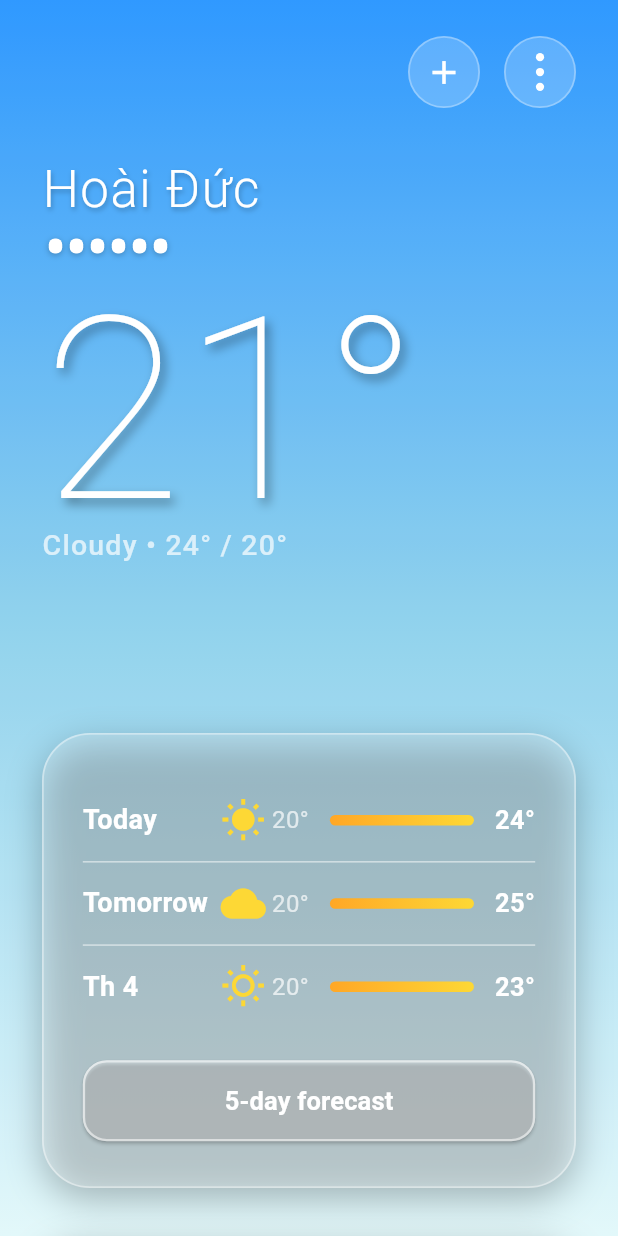
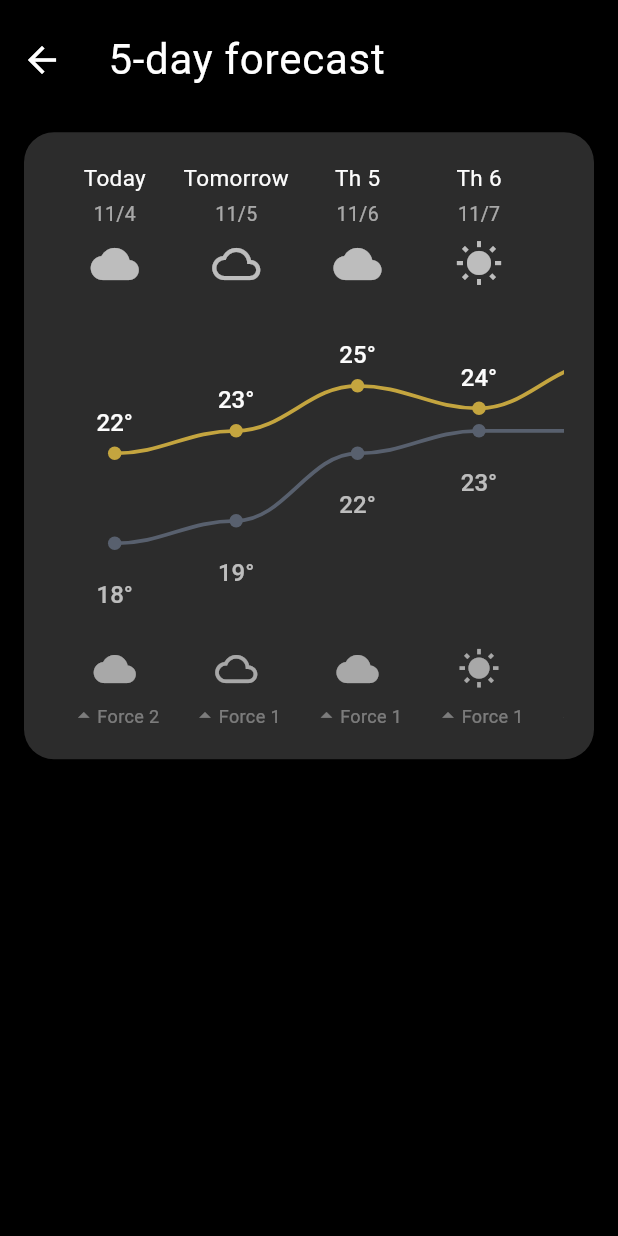
Before and after one commit to IchigoMazone/weather-app, a Flutter app: the screen it shows after launch, after a tap on "5-day forecast", on a phone screen of 412 x 824 dp. Run offline on Flutter 3.47's test engine with Material 3 defaults, Android fonts, the phone set to English and light mode, and no system bars; our stand-ins replace shared_preferences.

Commit message:
21:58 - 4/11

```diff
--- /dev/null
+++ b/frontend/lib/screens/five_day_forecast_screen.dart
@@ -0,0 +1,274 @@
+
+import 'package:flutter/material.dart';
+import 'dart:math' as math;
+import '../models/location_model.dart';
+
+class FiveDayForecastScreen extends StatefulWidget {
+  final Location location;
+  const FiveDayForecastScreen({super.key, required this.location});
+
+  @override
+  State<FiveDayForecastScreen> createState() => _FiveDayForecastScreenState();
+}
+
+class _FiveDayForecastScreenState extends State<FiveDayForecastScreen>
+    with SingleTickerProviderStateMixin {
+  late AnimationController _controller;
+  late Animation<double> _animation;
+
+  final List<Map<String, dynamic>> _forecast = [
+    {'day': 'Today', 'date': '11/4', 'icon': Icons.cloud, 'min': 18, 'max': 22, 'force': 2},
+    {'day': 'Tomorrow', 'date': '11/5', 'icon': Icons.cloud_queue, 'min': 19, 'max': 23, 'force': 1},
+    {'day': 'Th 5', 'date': '11/6', 'icon': Icons.wb_cloudy, 'min': 22, 'max': 25, 'force': 1},
+    {'day': 'Th 6', 'date': '11/7', 'icon': Icons.wb_sunny, 'min': 23, 'max': 24, 'force': 1},
+    {'day': 'Th 7', 'date': '11/8', 'icon': Icons.cloud, 'min': 23, 'max': 26, 'force': 2},
+  ];
+
+  @override
+  void initState() {
+    super.initState();
+    _controller = AnimationController(vsync: this, duration: Duration(milliseconds: 1400));
+    _animation = Tween<double>(begin: 0, end: 1).animate(
+      CurvedAnimation(parent: _controller, curve: Curves.easeOutQuart),
+    );
+    _controller.forward();
+  }
+
+  @override
+  void dispose() {
+    _controller.dispose();
+    super.dispose();
+  }
+
+  @override
+  Widget build(BuildContext context) {
+    return Scaffold(
+      backgroundColor: Colors.black,
+      appBar: AppBar(
+        backgroundColor: Colors.transparent,
+        elevation: 0,
+        leading: IconButton(
+          icon: Icon(Icons.arrow_back, color: Colors.white, size: 28),
+          onPressed: () => Navigator.pop(context),
+        ),
+        title: Text(
+          "5-day forecast",
+          style: TextStyle(color: Colors.white, fontSize: 28, fontWeight: FontWeight.w400, letterSpacing: 0.5),
+        ),
+        centerTitle: false,
+        toolbarHeight: 80,
+      ),
+      body: SafeArea(
+        child: Padding(
+          padding: EdgeInsets.symmetric(horizontal: 16, vertical: 8),
+          child: AnimatedBuilder(
+            animation: _animation,
+            builder: (context, child) {
+              return Opacity(
+                opacity: _animation.value,
+                child: Transform.translate(
+                  offset: Offset(0, 20 * (1 - _animation.value)),
+                  child: _buildFullScrollableTable(),
+                ),
+              );
+            },
+          ),
+        ),
+      ),
+    );
+  }
+
+  Widget _buildFullScrollableTable() {
+    final double screenWidth = MediaQuery.of(context).size.width;
+    final double padding = 40;
+    final double availableWidth = screenWidth - padding - 32;
+    final double itemWidth = availableWidth / 4.2;
+    final double totalWidth = itemWidth * _forecast.length;
+
+    return Container(
+      decoration: BoxDecoration(
+        color: Color(0xFF2D2D2D),
+        borderRadius: BorderRadius.circular(20),
+      ),
+      padding: EdgeInsets.all(20),
+      child: SingleChildScrollView(
+        scrollDirection: Axis.horizontal,
+        physics: BouncingScrollPhysics(),
+        child: SizedBox(
+          width: totalWidth,
+          child: Column(
+            mainAxisSize: MainAxisSize.min,
+            children: [
+              // Header
+              Row(
+                children: _forecast.map((day) => _buildHeaderItem(day, itemWidth)).toList(),
+              ),
+              SizedBox(height: 20),
+
+              // Bieu do
+              SizedBox(
+                height: 200,
+                child: CustomPaint(
+                  painter: TemperatureGraphPainter(
+                    data: _forecast,
+                    itemWidth: itemWidth,
+                  ),
+                ),
+              ),
+              SizedBox(height: 20),
+
+              // Footer
+              Row(
+                children: _forecast.map((day) => _buildFooterItem(day, itemWidth)).toList(),
+              ),
+            ],
+          ),
+        ),
+      ),
+    );
+  }
+
+  Widget _buildHeaderItem(Map<String, dynamic> day, double width) {
+    return SizedBox(
+      width: width,
+      child: Column(
+        mainAxisAlignment: MainAxisAlignment.center,
+        children: [
+          Text(day['day'], style: TextStyle(color: Colors.white, fontSize: 15, fontWeight: FontWeight.w400)),
+          SizedBox(height: 4),
+          Text(day['date'], style: TextStyle(color: Colors.white60, fontSize: 13)),
+          SizedBox(height: 8),
+          Icon(day['icon'], color: Colors.white70, size: 32),
+        ],
+      ),
+    );
+  }
+
+  Widget _buildFooterItem(Map<String, dynamic> day, double width) {
+    return SizedBox(
+      width: width,
+      child: Column(
+        mainAxisAlignment: MainAxisAlignment.center,
+        children: [
+          Icon(day['icon'], color: Colors.white60, size: 28),
+          SizedBox(height: 8),
+          Row(
+            mainAxisAlignment: MainAxisAlignment.center,
+            children: [
+              Icon(Icons.arrow_drop_up, color: Colors.white38, size: 18),
+              Text("Force ${day['force']}", style: TextStyle(color: Colors.white38, fontSize: 12)),
+            ],
+          ),
+        ],
+      ),
+    );
+  }
+}
+
+class TemperatureGraphPainter extends CustomPainter {
+  final List<Map<String, dynamic>> data;
+  final double itemWidth;
+
+  TemperatureGraphPainter({required this.data, required this.itemWidth});
+
+  @override
+  void paint(Canvas canvas, Size size) {
+    final maxTemps = data.map((e) => e['max'] as int).toList();
+    final minTemps = data.map((e) => e['min'] as int).toList();
+
+    final double maxTemp = maxTemps.reduce(math.max).toDouble();
+    final double minTemp = minTemps.reduce(math.min).toDouble();
+    final double tempRange = maxTemp - minTemp;
+    final double heightPerDegree = tempRange > 0 ? size.height * 0.6 / tempRange : 0.0;
+
+
+    final double startX = -2 * itemWidth;
+
+    _drawCurve(
+      canvas: canvas,
+      size: size,
+      temps: maxTemps,
+      color: Color(0xFFC7A740),
+      dotColor: Color(0xFFC7A740),
+      textColor: Colors.white,
+      heightPerDegree: heightPerDegree,
+      minTemp: minTemp,
+      startX: startX,
+      itemWidth: itemWidth,
+      labelOffset: -30,
+    );
+
+    _drawCurve(
+      canvas: canvas,
+      size: size,
+      temps: minTemps,
+      color: Color(0xFF5A6270),
+      dotColor: Color(0xFF5A6270),
+      textColor: Colors.white70,
+      heightPerDegree: heightPerDegree,
+      minTemp: minTemp,
+      startX: startX,
+      itemWidth: itemWidth,
+      labelOffset: 25,
+    );
+  }
+
+  void _drawCurve({
+    required Canvas canvas,
+    required Size size,
+    required List<int> temps,
+    required Color color,
+    required Color dotColor,
+    required Color textColor,
+    required double heightPerDegree,
+    required double minTemp,
+    required double startX,
+    required double itemWidth,
+    required double labelOffset,
+  }) {
+    final paint = Paint()
+      ..color = color
+      ..strokeWidth = 2.5
+      ..style = PaintingStyle.stroke
+      ..strokeCap = StrokeCap.round;
+
+    final dotPaint = Paint()..color = dotColor;
+    final textPainter = TextPainter(textDirection: TextDirection.ltr);
+    final path = Path();
+    final points = <Offset>[];
+
+    for (int i = 0; i < temps.length; i++) {
+      final double x = startX + i * itemWidth;
+      final double y = size.height - 50 - (temps[i] - minTemp) * heightPerDegree;
+      points.add(Offset(x, y));
+
+      if (i == 0) {
+        path.moveTo(x, y);
+      } else {
+        final prev = points[i - 1];
+        final cp1 = Offset(prev.dx + itemWidth * 0.4, prev.dy);
+        final cp2 = Offset(x - itemWidth * 0.4, y);
+        path.cubicTo(cp1.dx, cp1.dy, cp2.dx, cp2.dy, x, y);
+      }
+    }
+
+    canvas.drawPath(path, paint);
+
+    for (int i = 0; i < temps.length; i++) {
+      final point = points[i];
+      canvas.drawCircle(point, 4.5, dotPaint);
+      textPainter.text = TextSpan(
+        text: "${temps[i]}°",
+        style: TextStyle(color: textColor, fontSize: 16, fontWeight: FontWeight.w500),
+      );
+      textPainter.layout();
+      textPainter.paint(
+        canvas,
+        Offset(point.dx - textPainter.width / 2, point.dy + labelOffset),
+      );
+    }
+  }
+
+  @override
+  bool shouldRepaint(covariant CustomPainter old) => false;
+}
--- a/frontend/lib/screens/preview_location_screen.dart
+++ b/frontend/lib/screens/preview_location_screen.dart
@@ -5,6 +5,7 @@ import '../widgets/forecast_card.dart';
 import '../widgets/hourly_forecast.dart';
 import '../widgets/weather_details_grid.dart';
 import '../localization/app_localizations.dart';
+import 'five_day_forecast_screen.dart';
 
 class PreviewLocationScreen extends StatelessWidget {
   final Location location;
@@ -44,12 +45,10 @@ class PreviewLocationScreen extends StatelessWidget {
                     : Colors.black.withOpacity(0.08),
               ),
             ),
-
             SafeArea(
               child: SingleChildScrollView(
                 child: Column(
                   children: [
-                    // PHẦN TRÊN: THÔNG TIN + 5-DAY
                     SizedBox(
                       height: MediaQuery.of(context).size.height - MediaQuery.of(context).padding.top,
                       child: Padding(
@@ -58,8 +57,6 @@ class PreviewLocationScreen extends StatelessWidget {
                           crossAxisAlignment: CrossAxisAlignment.start,
                           children: [
                             const SizedBox(height: 24),
-
-                            // NÚT HỦY / THÊM – TẠO RIÊNG, GIỐNG HOME
                             Row(
                               mainAxisAlignment: MainAxisAlignment.spaceBetween,
                               children: [
@@ -76,9 +73,7 @@ class PreviewLocationScreen extends StatelessWidget {
                                 ),
                               ],
                             ),
-
                             const SizedBox(height: 30),
-
                             Text(
                               location.name,
                               style: const TextStyle(
@@ -89,7 +84,6 @@ class PreviewLocationScreen extends StatelessWidget {
                                 shadows: [Shadow(color: Colors.black26, blurRadius: 4, offset: Offset(1, 2))],
                               ),
                             ),
-
                             const SizedBox(height: 28),
                             Text(
                               '${location.temp}°',
@@ -106,14 +100,24 @@ class PreviewLocationScreen extends StatelessWidget {
                               style: const TextStyle(fontSize: 19, color: Colors.white70, letterSpacing: 0.8, fontWeight: FontWeight.w500),
                             ),
                             const Spacer(),
-                            ForecastCard(location: location),
+
+                            ForecastCard(
+                              location: location,
+                              onFiveDayPressed: () {
+                                Navigator.push(
+                                  context,
+                                  MaterialPageRoute(
+                                    builder: (context) => FiveDayForecastScreen(location: location),
+                                  ),
+                                );
+                              },
+                            ),
+
                             const SizedBox(height: 32),
                           ],
                         ),
                       ),
                     ),
-
-                    // PHẦN DƯỚI: CUỘN XUỐNG MỚI THẤY
                     Padding(
                       padding: const EdgeInsets.symmetric(horizontal: 28.0),
                       child: Column(
@@ -135,7 +139,6 @@ class PreviewLocationScreen extends StatelessWidget {
     );
   }
 
-  // TẠO NÚT RIÊNG CHO PREVIEW – GIỐNG HỆT HOME
   Widget _buildPreviewActionButton({
     required IconData icon,
     required VoidCallback onTap,
--- a/frontend/lib/screens/weather_home_screen.dart
+++ b/frontend/lib/screens/weather_home_screen.dart
@@ -7,6 +7,7 @@ import '../widgets/hourly_forecast.dart';
 import '../widgets/weather_details_grid.dart';
 import 'manage_cities_screen.dart';
 import 'settings_screen.dart';
+import 'five_day_forecast_screen.dart';
 import '../localization/app_localizations.dart';
 
 class WeatherHomeScreen extends StatefulWidget {
@@ -21,7 +22,6 @@ class _WeatherHomeScreenState extends State<WeatherHomeScreen> {
   late final ScrollController _scrollController;
   int _currentPage = 0;
 
-  // 20 ĐỊA ĐIỂM ĐỂ TEST
   List<Location> _locations = [
     Location(name: 'Hoài Đức', country: 'Hà Nội, Việt Nam', temp: 21, condition: 'Cloudy', min: 20, max: 24),
     Location(name: 'Hà Nội', country: 'Hà Nội, Việt Nam', temp: 23, condition: 'Cloudy', min: 21, max: 24),
@@ -105,14 +105,13 @@ class _WeatherHomeScreenState extends State<WeatherHomeScreen> {
   void _openSettings() {
     Navigator.push(
       context,
-      MaterialPageRoute(
-        builder: (context) => const SettingsScreen(),
-      ),
+      MaterialPageRoute(builder: (context) => const SettingsScreen()),
     );
   }
 
   @override
   void dispose() {
+    _pageController.removeListener(_pageListener);
     _pageController.dispose();
     _scrollController.dispose();
     super.dispose();
@@ -129,8 +128,8 @@ class _WeatherHomeScreenState extends State<WeatherHomeScreen> {
             begin: Alignment.topCenter,
             end: Alignment.bottomCenter,
             colors: Theme.of(context).brightness == Brightness.light
-              ? [Color(0xFF1E90FF), Color(0xFF87CEEB), Color(0xFFE0F7FA)]
-              : [Color(0xFF0D47A1), Color(0xFF1565C0), Color(0xFF1E88E5)],
+                ? [Color(0xFF1E90FF), Color(0xFF87CEEB), Color(0xFFE0F7FA)]
+                : [Color(0xFF0D47A1), Color(0xFF1565C0), Color(0xFF1E88E5)],
           ),
         ),
         child: Stack(
@@ -138,11 +137,10 @@ class _WeatherHomeScreenState extends State<WeatherHomeScreen> {
             Positioned.fill(
               child: Container(
                 color: Theme.of(context).brightness == Brightness.light
-                  ? Colors.white.withOpacity(0.08)
-                  : Colors.black.withOpacity(0.08),
+                    ? Colors.white.withOpacity(0.08)
+                    : Colors.black.withOpacity(0.08),
               ),
             ),
-
             SafeArea(
               child: PageView.builder(
                 controller: _pageController,
@@ -155,7 +153,9 @@ class _WeatherHomeScreenState extends State<WeatherHomeScreen> {
                   return RepaintBoundary(
                     child: SingleChildScrollView(
                       controller: isCurrentPage ? _scrollController : null,
-                      physics: isCurrentPage ? const AlwaysScrollableScrollPhysics() : const NeverScrollableScrollPhysics(),
+                      physics: isCurrentPage
+                          ? const AlwaysScrollableScrollPhysics()
+                          : const NeverScrollableScrollPhysics(),
                       child: Column(
                         children: [
                           SizedBox(
@@ -175,7 +175,6 @@ class _WeatherHomeScreenState extends State<WeatherHomeScreen> {
                                     ],
                                   ),
                                   const SizedBox(height: 30),
-
                                   Text(
                                     location.name,
                                     style: TextStyle(
@@ -186,7 +185,6 @@ class _WeatherHomeScreenState extends State<WeatherHomeScreen> {
                                       shadows: [Shadow(color: Colors.black26, blurRadius: 4, offset: Offset(1, 2))],
                                     ),
                                   ),
-
                                   const SizedBox(height: 8),
                                   Align(
                                     alignment: Alignment.centerLeft,
@@ -209,7 +207,6 @@ class _WeatherHomeScreenState extends State<WeatherHomeScreen> {
                                               if (actualIndex >= _locations.length) actualIndex = _locations.length - 1;
                                             }
                                             final bool isActive = actualIndex == _currentPage;
-
                                             return AnimatedContainer(
                                               duration: const Duration(milliseconds: 200),
                                               curve: Curves.easeOut,
@@ -229,18 +226,40 @@ class _WeatherHomeScreenState extends State<WeatherHomeScreen> {
                                       ),
                                     ),
                                   ),
-
                                   const SizedBox(height: 28),
-                                  Text('${location.temp}°', style: TextStyle(fontSize: 170, color: Colors.white, fontWeight: FontWeight.w100, height: 0.9, shadows: [Shadow(color: Colors.black38, blurRadius: 8, offset: Offset(3, 4))])),
-                                  Text('${location.condition} • ${location.max}° / ${location.min}°', style: TextStyle(fontSize: 19, color: Colors.white70, letterSpacing: 0.8, fontWeight: FontWeight.w500)),
+                                  Text(
+                                    '${location.temp}°',
+                                    style: TextStyle(
+                                      fontSize: 170,
+                                      color: Colors.white,
+                                      fontWeight: FontWeight.w100,
+                                      height: 0.9,
+                                      shadows: [Shadow(color: Colors.black38, blurRadius: 8, offset: Offset(3, 4))],
+                                    ),
+                                  ),
+                                  Text(
+                                    '${location.condition} • ${location.max}° / ${location.min}°',
+                                    style: TextStyle(fontSize: 19, color: Colors.white70, letterSpacing: 0.8, fontWeight: FontWeight.w500),
+                                  ),
                                   const Spacer(),
-                                  ForecastCard(location: location),
+                                  // TRUYỀN onFiveDayPressed
+                                  ForecastCard(
+                                    location: location,
+                                    onFiveDayPressed: () {
+                                      print("MỞ 5-DAY FORECAST: ${location.name}");
+                                      Navigator.push(
+                                        context,
+                                        MaterialPageRoute(
+                                          builder: (context) => FiveDayForecastScreen(location: location),
+                                        ),
+                                      );
+                                    },
+                                  ),
                                   const SizedBox(height: 32),
                                 ],
                               ),
                             ),
                           ),
-
                           Padding(
                             padding: const EdgeInsets.symmetric(horizontal: 28.0),
                             child: Column(
--- a/frontend/lib/widgets/forecast_card.dart
+++ b/frontend/lib/widgets/forecast_card.dart
@@ -4,8 +4,13 @@ import '../models/location_model.dart';
 
 class ForecastCard extends StatelessWidget {
   final Location location;
+  final VoidCallback? onFiveDayPressed;
 
-  const ForecastCard({super.key, required this.location});
+  const ForecastCard({
+    super.key,
+    required this.location,
+    this.onFiveDayPressed,
+  });
 
   @override
   Widget build(BuildContext context) {
@@ -30,13 +35,19 @@ class ForecastCard extends StatelessWidget {
             width: double.infinity,
             height: 54,
             child: ElevatedButton(
-              onPressed: () => print('Xem dự báo 5 ngày'),
+              onPressed: onFiveDayPressed,
               style: ElevatedButton.styleFrom(
                 backgroundColor: Colors.white.withOpacity(0.35),
                 foregroundColor: Colors.white,
-                shape: RoundedRectangleBorder(borderRadius: BorderRadius.circular(16), side: const BorderSide(color: Colors.white54, width: 1.5)),
+                shape: RoundedRectangleBorder(
+                  borderRadius: BorderRadius.circular(16),
+                  side: const BorderSide(color: Colors.white54, width: 1.5),
+                ),
               ),
-              child: const Text('5-day forecast', style: TextStyle(fontSize: 17, fontWeight: FontWeight.w600)),
+              child: const Text(
+                '5-day forecast',
+                style: TextStyle(fontSize: 17, fontWeight: FontWeight.w600),
+              ),
             ),
           ),
         ],
@@ -50,7 +61,10 @@ class ForecastCard extends StatelessWidget {
       child: Row(
         mainAxisAlignment: MainAxisAlignment.spaceBetween,
         children: [
-          SizedBox(width: 92, child: Text(day, style: const TextStyle(color: Colors.white, fontSize: 18, fontWeight: FontWeight.w600))),
+          SizedBox(
+            width: 92,
+            child: Text(day, style: const TextStyle(color: Colors.white, fontSize: 18, fontWeight: FontWeight.w600)),
+          ),
           Icon(icon, color: Colors.yellow[600], size: 30),
           Expanded(
             child: Row(
@@ -58,7 +72,14 @@ class ForecastCard extends StatelessWidget {
               children: [
                 Text('$min°', style: const TextStyle(color: Colors.white70, fontSize: 16)),
                 const SizedBox(width: 14),
-                Container(width: 96, height: 7, decoration: BoxDecoration(borderRadius: BorderRadius.circular(4), gradient: LinearGradient(colors: [Colors.orange.shade400, Colors.yellow.shade600]))),
+                Container(
+                  width: 96,
+                  height: 7,
+                  decoration: BoxDecoration(
+                    borderRadius: BorderRadius.circular(4),
+                    gradient: LinearGradient(colors: [Colors.orange.shade400, Colors.yellow.shade600]),
+                  ),
+                ),
                 const SizedBox(width: 14),
                 Text('$max°', style: const TextStyle(color: Colors.white, fontSize: 17, fontWeight: FontWeight.w600)),
               ],
```
